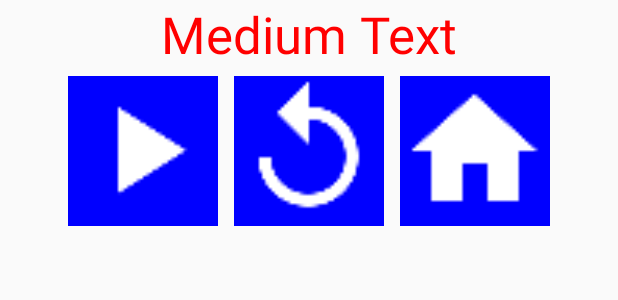
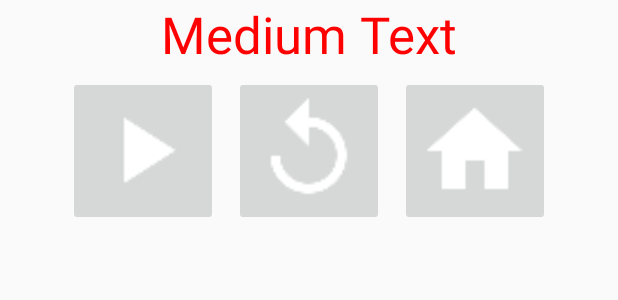
Before and after one commit to king89/TwoCar, an Android app: the layout game_menu_gameover.xml on its own in the app's theme, with its tools: preview values and no code run, on a phone screen of 412 x 824 dp. Shown: the top 300 px of the screen. Run offline under Robolectric (Android 15) with nearby library versions, the phone set to English and light mode, and no system bars.

Commit message:
added images

```diff
--- a/app/src/main/res/layout/activity_main.xml
+++ b/app/src/main/res/layout/activity_main.xml
@@ -3,6 +3,7 @@
     xmlns:tools="http://schemas.android.com/tools"
     android:layout_width="match_parent"
     android:layout_height="match_parent"
+    android:background="@mipmap/background"
     android:orientation="vertical">
 
     <ImageView
--- a/app/src/main/res/layout/game_menu_gameover.xml
+++ b/app/src/main/res/layout/game_menu_gameover.xml
@@ -27,7 +27,6 @@
             android:id="@+id/resumeButton"
             android:src="@mipmap/ic_play_arrow_white"
             android:scaleType="fitCenter"
-            android:background="#0000ff"
             android:layout_margin="5dp"/>
 
         <ImageButton
@@ -36,7 +35,6 @@
             android:id="@+id/restartButton"
             android:src="@mipmap/ic_replay_white"
             android:scaleType="fitCenter"
-            android:background="#0000ff"
             android:layout_margin="5dp"/>
 
         <ImageButton
@@ -45,7 +43,6 @@
             android:id="@+id/homeButton"
             android:src="@mipmap/ic_home_white"
             android:scaleType="fitCenter"
-            android:background="#0000ff"
             android:layout_margin="5dp"/>
     </LinearLayout>
 </LinearLayout>
```
